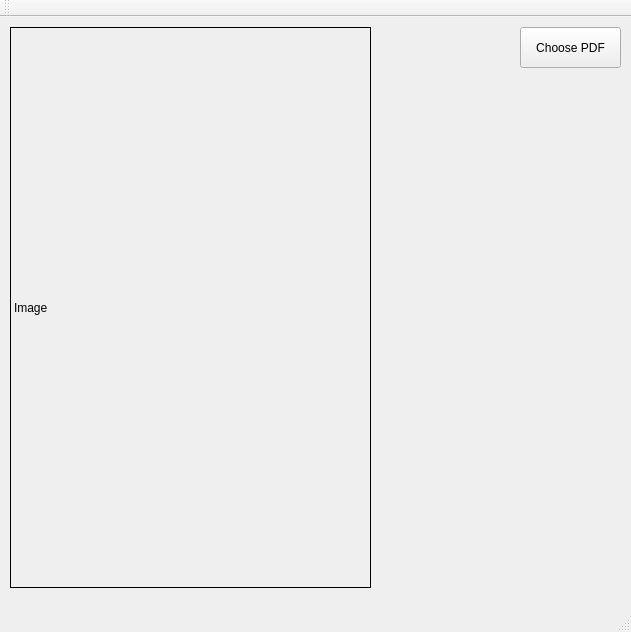
Qt form mainwindow.ui (LemuelKL/Bubble-Sheet-OMR-OpenCV-Qt) before a commit.
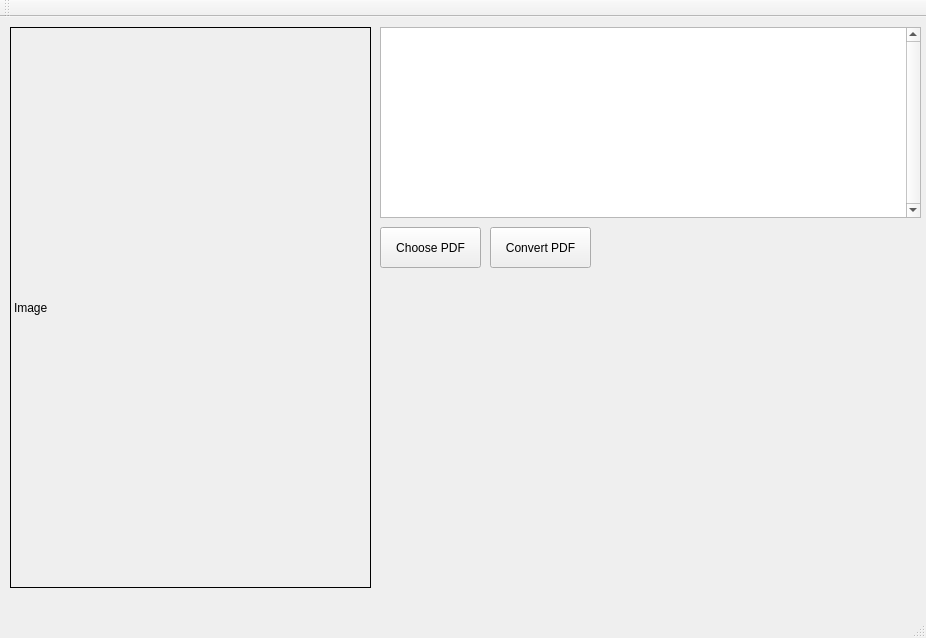
The same form after that commit.

Commit message: Better PDF class

```diff
--- a/mainwindow.ui
+++ b/mainwindow.ui
@@ -6,19 +6,25 @@
    <rect>
     <x>0</x>
     <y>0</y>
-    <width>631</width>
-    <height>632</height>
+    <width>926</width>
+    <height>638</height>
    </rect>
   </property>
   <property name="windowTitle">
    <string>MainWindow</string>
   </property>
   <widget class="QWidget" name="centralWidget">
+   <property name="minimumSize">
+    <size>
+     <width>926</width>
+     <height>585</height>
+    </size>
+   </property>
    <widget class="QPushButton" name="pushButton_Choose_PDF">
     <property name="geometry">
      <rect>
-      <x>520</x>
-      <y>10</y>
+      <x>380</x>
+      <y>210</y>
       <width>101</width>
       <height>41</height>
      </rect>
@@ -58,6 +64,47 @@
      <string>Image</string>
     </property>
    </widget>
+   <widget class="QPushButton" name="pushButton_ConvertPdf2Png">
+    <property name="geometry">
+     <rect>
+      <x>490</x>
+      <y>210</y>
+      <width>101</width>
+      <height>41</height>
+     </rect>
+    </property>
+    <property name="text">
+     <string>Convert PDF</string>
+    </property>
+   </widget>
+   <widget class="QTextBrowser" name="textBrowser">
+    <property name="geometry">
+     <rect>
+      <x>380</x>
+      <y>10</y>
+      <width>541</width>
+      <height>191</height>
+     </rect>
+    </property>
+    <property name="focusPolicy">
+     <enum>Qt::StrongFocus</enum>
+    </property>
+    <property name="autoFillBackground">
+     <bool>false</bool>
+    </property>
+    <property name="verticalScrollBarPolicy">
+     <enum>Qt::ScrollBarAlwaysOn</enum>
+    </property>
+    <property name="horizontalScrollBarPolicy">
+     <enum>Qt::ScrollBarAsNeeded</enum>
+    </property>
+    <property name="sizeAdjustPolicy">
+     <enum>QAbstractScrollArea::AdjustToContents</enum>
+    </property>
+    <property name="lineWrapMode">
+     <enum>QTextEdit::NoWrap</enum>
+    </property>
+   </widget>
   </widget>
   <widget class="QMenuBar" name="menuBar">
    <property name="geometry">
```
Left out of the diff: 2 changed lines with no effect on the pictures. The commit also changes 16 other files.
